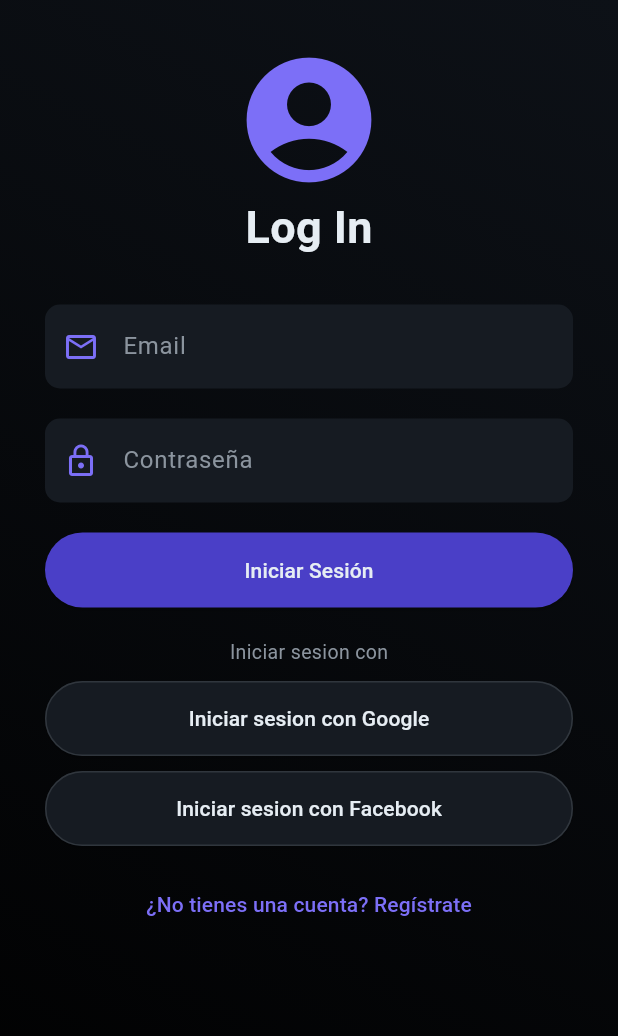
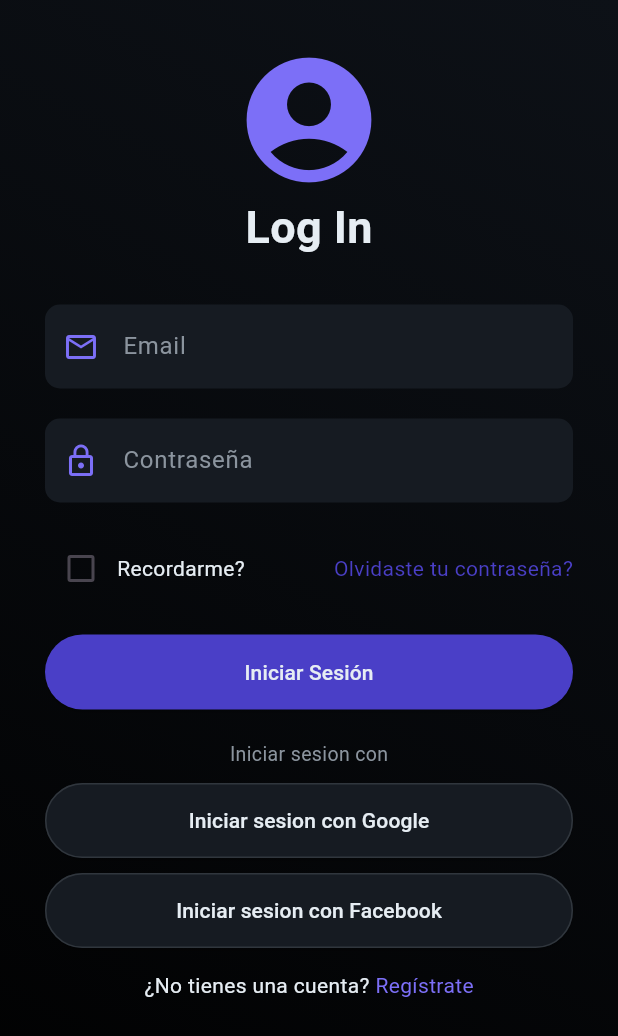
Before and after one commit to Bolivar-Tech-Systems/Sistema-de-reservas, a Flutter app: the screen it shows after launch, on a phone screen of 412 x 824 dp. Shown: the top 1036 px of the screen. Run offline on Flutter 3.47's test engine with Material 3 defaults, Android fonts, the phone set to English and light mode, and no system bars; our stand-ins replace shared_preferences.

Commit message:
Agregando botones de Recordar y Olvidar contraseña

```diff
--- a/lib/screens/pantalla_login.dart
+++ b/lib/screens/pantalla_login.dart
@@ -2,6 +2,7 @@ import 'dart:convert';
 
 import 'package:flutter/material.dart';
 import 'package:http/http.dart';
+import 'package:sistema_de_reservas/screens/resetPwd.dart';
 import 'pantalla_registrar.dart';
 import '../util/colores.dart';
 import 'home.dart';
@@ -18,6 +19,7 @@ class _PantallaLoginState extends State<PantallaLogin> {
   final url = "http://localhost:8000/auth/login";
   final textController = TextEditingController();
   final passwordController = TextEditingController();
+  bool remember = false;
   SharedPreferences? sharedPreferences;
   Future<Response>? response;
 
@@ -36,7 +38,10 @@ class _PantallaLoginState extends State<PantallaLogin> {
     });
     if (result.statusCode == 200) {
       final responseBody = jsonDecode(result.body);
-        await sharedPreferences?.setString('access_token', responseBody['access_token']);
+      await sharedPreferences?.setString(
+        'access_token',
+        responseBody['access_token'],
+      );
       navigator.push(
         // usar la referencia guardada
         MaterialPageRoute(builder: (context) => const PantallaHome()),
@@ -51,7 +56,6 @@ class _PantallaLoginState extends State<PantallaLogin> {
       );
     }
   }
-
 
   @override
   Widget build(BuildContext context) {
@@ -96,9 +100,7 @@ class _PantallaLoginState extends State<PantallaLogin> {
                       borderSide: BorderSide.none,
                     ),
                     labelText: "Email",
-                    labelStyle: TextStyle(
-                      color: Colores.textSecondary,
-                    ),
+                    labelStyle: TextStyle(color: Colores.textSecondary),
                     prefixIcon: Icon(
                       Icons.email_outlined,
                       color: Colores.primary,
@@ -118,9 +120,7 @@ class _PantallaLoginState extends State<PantallaLogin> {
                       borderSide: BorderSide.none,
                     ),
                     labelText: 'Contraseña',
-                    labelStyle: TextStyle(
-                      color: Colores.textSecondary,
-                    ),
+                    labelStyle: TextStyle(color: Colores.textSecondary),
                     prefixIcon: Icon(
                       Icons.lock_outline,
                       color: Colores.primary,
@@ -128,6 +128,35 @@ class _PantallaLoginState extends State<PantallaLogin> {
                     fillColor: Colores.surface,
                     filled: true,
                   ),
+                ),
+                const SizedBox(height: 20),
+                Row(
+                  children: [
+                    Checkbox(
+                      value: remember,
+                      onChanged: (bool? value) {
+                        setState(() {
+                          remember = value!;
+                        });
+                      },
+                    ),
+                    Text(
+                      "Recordarme?",
+                      style: TextStyle(color: Colores.text),
+                    ),
+                    Spacer(),
+                    GestureDetector(
+                      onTap: () {
+                        Navigator.push(context,
+                          MaterialPageRoute(builder: (context)=>ResetPwd())
+                        );
+                      },
+                      child: Text(
+                        "Olvidaste tu contraseña?",
+                        style: TextStyle(color: Colores.primaryDark),
+                      ),
+                    )
+                  ],
                 ),
                 const SizedBox(height: 20),
                 ElevatedButton(
@@ -141,19 +170,13 @@ class _PantallaLoginState extends State<PantallaLogin> {
                   ),
                   child: const Text(
                     'Iniciar Sesión',
-                    style: TextStyle(
-                      color: Colores.text,
-                      fontSize: 14,
-                    ),
+                    style: TextStyle(color: Colores.text, fontSize: 14),
                   ),
                 ),
                 const SizedBox(height: 20),
                 const Text(
                   "Iniciar sesion con",
-                  style: TextStyle(
-                    color: Colores.textSecondary,
-                    fontSize: 13,
-                  ),
+                  style: TextStyle(color: Colores.textSecondary, fontSize: 13),
                 ),
                 const SizedBox(height: 10),
                 ElevatedButton(
@@ -171,10 +194,7 @@ class _PantallaLoginState extends State<PantallaLogin> {
                   ),
                   child: Text(
                     'Iniciar sesion con Google',
-                    style: TextStyle(
-                      color: Colores.text,
-                      fontSize: 14,
-                    ),
+                    style: TextStyle(color: Colores.text, fontSize: 14),
                   ),
                 ),
                 const SizedBox(height: 10),
@@ -193,15 +213,17 @@ class _PantallaLoginState extends State<PantallaLogin> {
                   ),
                   child: Text(
                     'Iniciar sesion con Facebook',
-                    style: TextStyle(
-                      color: Colores.text,
-                      fontSize: 14,
-                    ),
+                    style: TextStyle(color: Colores.text, fontSize: 14),
                   ),
                 ),
                 const SizedBox(height: 15),
-                TextButton(
-                  onPressed: () {
+                Row(
+                  mainAxisAlignment: MainAxisAlignment.center,
+                  crossAxisAlignment: CrossAxisAlignment.center,
+                  children: [
+                    Text("¿No tienes una cuenta? ", style: TextStyle(color: Colores.text)),
+                    GestureDetector(
+                      onTap: () {
                         Navigator.push(
                           context,
                           MaterialPageRoute(
@@ -210,13 +232,12 @@ class _PantallaLoginState extends State<PantallaLogin> {
                         );
                       },
                       child: Text(
-                    "¿No tienes una cuenta? Regístrate",
-                    style: TextStyle(
-                      color: Colores.primary,
-                      fontSize: 14,
+                        "Regístrate",
+                        style: TextStyle(color: Colores.primary, fontSize: 14),
                       ),
                     ),
-                ),
+                  ]
+                )
               ],
             ),
           ),
```
Lines whose indentation alone changed are shown as unchanged.
